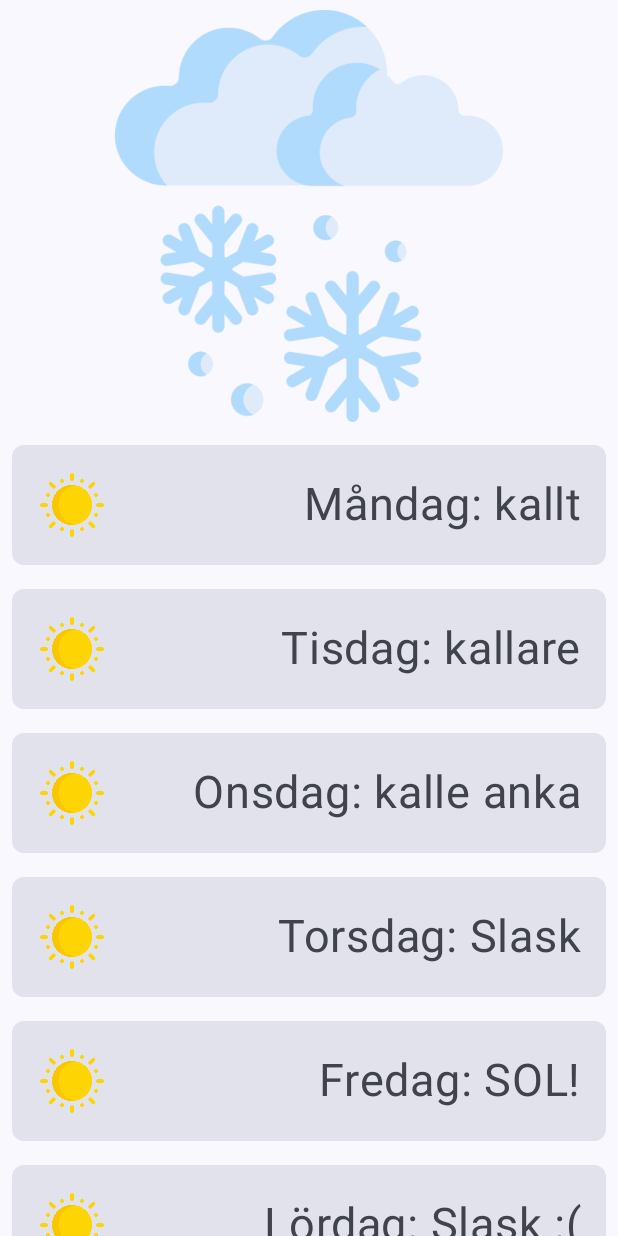
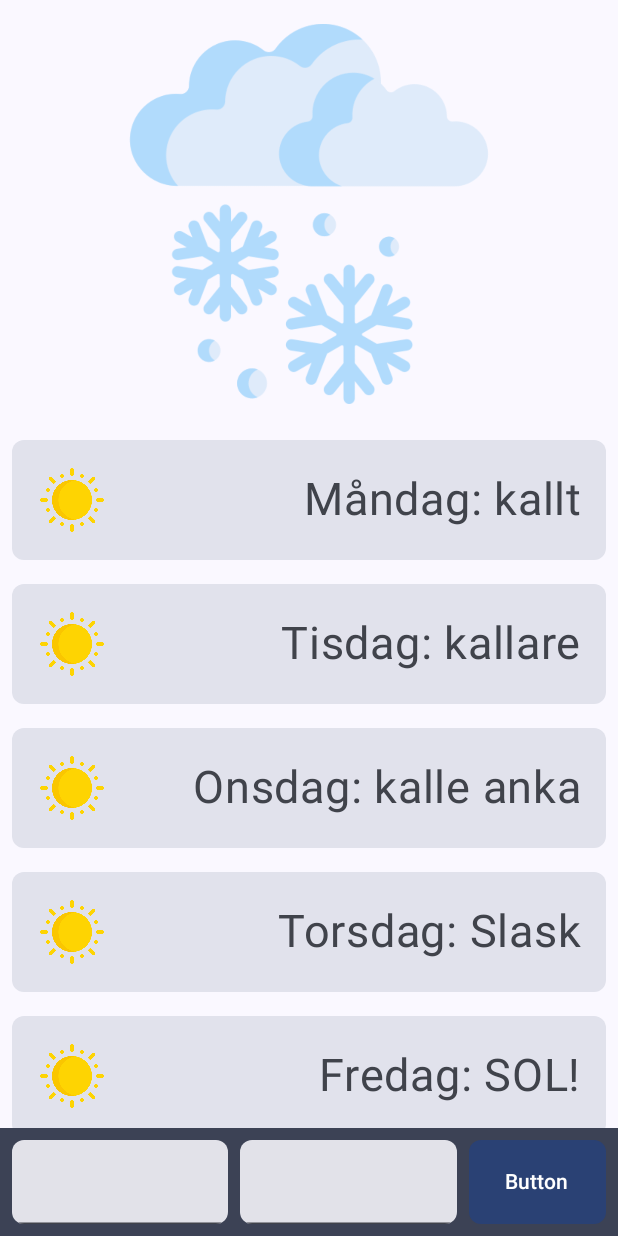
Before and after one commit to simonfridh/Android_WeatherApp, an Android app built with Jetpack Compose: the screen it shows after launch (MainActivity), on a phone screen of 412 x 824 dp. Run offline under Robolectric (Android 15) with nearby library versions, the phone set to English and light mode, and no system bars.

Commit message:
even cooler homescreen BB)

```diff
--- a/app/src/main/java/com/example/weather/ui/screens/HomeScreen.kt
+++ b/app/src/main/java/com/example/weather/ui/screens/HomeScreen.kt
@@ -1,29 +1,42 @@
 package com.example.weather.ui.screens
 
 import android.content.res.Configuration
+import androidx.compose.foundation.background
 import androidx.compose.foundation.layout.Arrangement
 import androidx.compose.foundation.layout.Box
 import androidx.compose.foundation.layout.Column
 import androidx.compose.foundation.layout.Row
 import androidx.compose.foundation.layout.aspectRatio
+import androidx.compose.foundation.layout.fillMaxHeight
 import androidx.compose.foundation.layout.fillMaxSize
 import androidx.compose.foundation.layout.fillMaxWidth
+import androidx.compose.foundation.layout.height
 import androidx.compose.foundation.layout.padding
 import androidx.compose.foundation.layout.size
 import androidx.compose.foundation.lazy.LazyColumn
 import androidx.compose.foundation.lazy.items
 import androidx.compose.foundation.shape.RoundedCornerShape
+import androidx.compose.material3.Button
 import androidx.compose.material3.Card
 import androidx.compose.material3.CardDefaults
 import androidx.compose.material3.Icon
 import androidx.compose.material3.MaterialTheme
 import androidx.compose.material3.Text
+import androidx.compose.material3.TextField
+import androidx.compose.material3.TextFieldColors
+import androidx.compose.material3.TextFieldDefaults
 import androidx.compose.runtime.Composable
+import androidx.compose.runtime.getValue
+import androidx.compose.runtime.mutableStateOf
+import androidx.compose.runtime.remember
+import androidx.compose.runtime.setValue
 import androidx.compose.ui.Alignment
 import androidx.compose.ui.Modifier
 import androidx.compose.ui.graphics.Color
 import androidx.compose.ui.platform.LocalConfiguration
 import androidx.compose.ui.res.painterResource
+import androidx.compose.ui.text.TextStyle
+import androidx.compose.ui.text.style.TextAlign
 import androidx.compose.ui.tooling.preview.Preview
 import androidx.compose.ui.unit.dp
 import androidx.compose.ui.unit.sp
@@ -44,7 +57,10 @@ fun HomeScreen(
         "Torsdag: Slask",
         "Fredag: SOL!",
         "Lördag: Slask :(",
-        "Söndag: varmt"
+        "Söndag: varmt",
+        "Måndag: kallt",
+        "Tisdag: kallare",
+        "Onsdag: kalle anka"
     )
 
     //PORTRAIT MODE
@@ -52,26 +68,14 @@ fun HomeScreen(
         Column(
             modifier = Modifier.fillMaxSize()
         ) {
-            //Top section
-            Box(
-                modifier = Modifier
-                    .weight(0.35f)
-                    .fillMaxSize(),
-                contentAlignment = Alignment.Center
+            WeatherForecastList(
+                modifier = Modifier.weight(1f),
+                weatherForecasts = testWeatherForecasts
             ) {
-                CurrentWeatherBox()
+                CurrentWeatherBox() {}
             }
-
-            //Bottom section
-            Column(
-                modifier = Modifier
-                    .weight(0.65f)
-                    .fillMaxSize(),
-            ) {
-                WeatherForecastList(testWeatherForecasts)
+            LongitudeLatitudeBar()
         }
-        }
-
     }
 
     //LANDSCAPE MODE
@@ -79,34 +83,40 @@ fun HomeScreen(
         Row(
             modifier = Modifier.fillMaxSize()
         ) {
-            //Right side
-            Box(
+            //LEFT SIDE
+            Column(
                 modifier = Modifier
                 .weight(0.4f)
-                    .fillMaxSize(),
-                contentAlignment = Alignment.Center
+                .fillMaxSize()
             ) {
-                CurrentWeatherBox()
+                CurrentWeatherBox(modifier = Modifier.weight(1f)) {}
+                LongitudeLatitudeBar()
             }
 
-            //Left side
+            //RIGHT SIDE
             Column(
                 modifier = Modifier
                     .weight(0.6f)
                     .fillMaxSize()
             ) {
-                WeatherForecastList(testWeatherForecasts)
+                WeatherForecastList(weatherForecasts = testWeatherForecasts) {}
             }
-
         }
     }
 }
 
 @Composable
 fun CurrentWeatherBox(
-
+    modifier: Modifier = Modifier,
+    content: @Composable () -> Unit
 ){
     //TODO inte klar
+    Box(
+        modifier = modifier
+            .padding(16.dp),
+        contentAlignment = Alignment.Center
+    ) {
+        //background image/icon
         Icon(
             painter = painterResource(id = R.drawable.snow),
             contentDescription = "WeatherIcon",
@@ -115,16 +125,23 @@ fun CurrentWeatherBox(
                 .aspectRatio(3f / 2f),
             tint = Color.Unspecified
         )
+
+        content()
     }
-
+}
 
 @Composable
 fun WeatherForecastList(
     //TODO: Skicka någon form av lista hit
-    weatherForecasts: List<String>
+    modifier: Modifier = Modifier,
+    weatherForecasts: List<String>,
+    content: @Composable () -> Unit
 ) {
-    LazyColumn {
-        //TODO Lägg till någon grupperad vy här sen. Kanske en till card med olika tider
+    LazyColumn (modifier = modifier) {
+        //Nested content gets placed at the start of the list
+        item {
+            content()
+        }
 
         //Simple List
         items(weatherForecasts){ forecast ->
@@ -163,6 +180,63 @@ fun WeatherForecastList(
     }
 }
 
+@Composable
+fun LongitudeLatitudeBar(
+    modifier: Modifier = Modifier
+) {
+    var longitude by remember { mutableStateOf("") }
+    var latitude by remember { mutableStateOf("") }
+
+    Row(
+        modifier = modifier
+            .height(72.dp)
+            .fillMaxWidth()
+            .background(MaterialTheme.colorScheme.secondary),
+        horizontalArrangement = Arrangement.SpaceEvenly,
+        verticalAlignment = Alignment.CenterVertically
+
+    ) {
+        TextField(
+            modifier = Modifier
+                .weight(1f)
+                .fillMaxSize()
+                .padding(8.dp, 8.dp, 0.dp, 8.dp),
+            shape = RoundedCornerShape(8.dp),
+            value = longitude,
+            onValueChange = {longitude = it},
+            singleLine = true,
+            textStyle = TextStyle(
+                textAlign = TextAlign.Center,
+                fontSize = 16.sp
+            )
+        )
+        TextField(
+            modifier = Modifier
+                .weight(1f)
+                .fillMaxSize()
+                .padding(8.dp, 8.dp, 0.dp, 8.dp),
+            shape = RoundedCornerShape(8.dp),
+            value = latitude,
+            onValueChange = {latitude = it},
+            singleLine = true,
+            textStyle = TextStyle(
+                textAlign = TextAlign.Center,
+                fontSize = 16.sp
+            )
+        )
+        Button(
+            modifier = Modifier
+                .fillMaxHeight()
+                .padding(8.dp),
+            shape = RoundedCornerShape(8.dp),
+            onClick = { /* TODO: Add button function */ }
+        ) {
+            Text("Button")
+        }
+    }
+
+}
+
 
 
 
```
Lines whose indentation alone changed are shown as unchanged.
